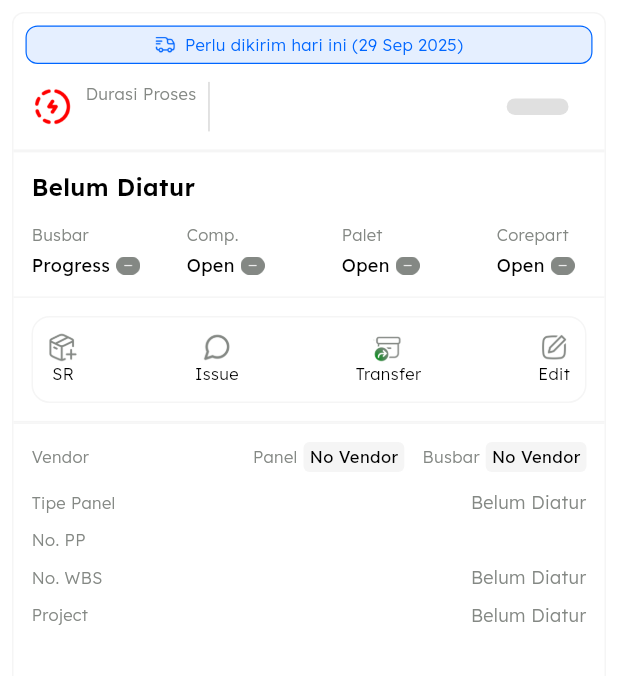
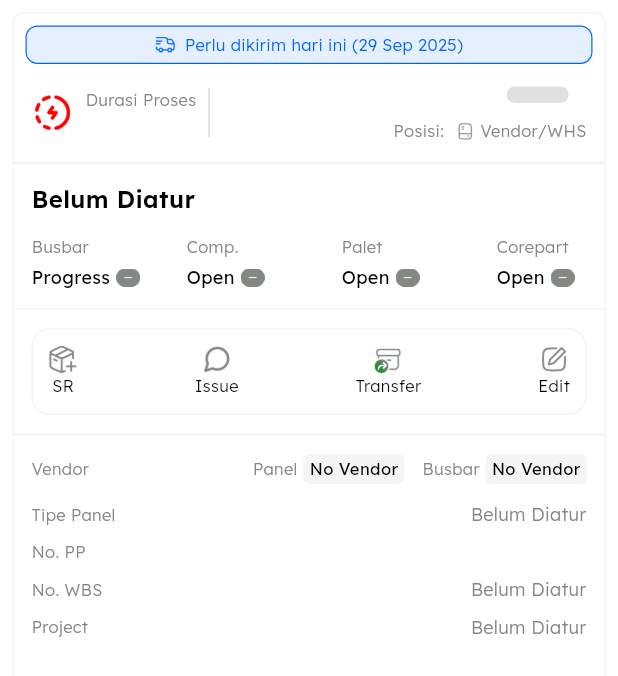
Before and after one commit to secappproject/sec_panel, a Flutter app: the PanelProgressCard widget shown alone on an empty page, opened directly with empty values, on a phone screen of 412 x 824 dp. Shown: the top 676 px of the screen. Run offline on Flutter 3.47's test engine with Material 3 defaults, Android fonts, the phone set to English and light mode, and no system bars; our stand-ins replace file_picker, firebase_core, firebase_messaging, fl_chart, permission_handler, photo_view and 3 more; missing offline and left inert: excel, file_saver, rich_text_controller; accounts and stored records are empty; network calls fail.

Commit message:
revisi panel

```diff
--- a/lib/components/panel/card/panel_progress_card.dart
+++ b/lib/components/panel/card/panel_progress_card.dart
@@ -31,6 +31,8 @@ class AlertInfo {
 
 class PanelProgressCard extends StatelessWidget {
   final AppRole currentUserRole;
+  final String? statusPenyelesaian;
+  final String? productionSlot;
   final String duration;
   final DateTime? targetDelivery;
   final double progress;
@@ -62,6 +64,8 @@ class PanelProgressCard extends StatelessWidget {
   const PanelProgressCard({
     super.key,
     required this.currentUserRole,
+    this.statusPenyelesaian,
+    this.productionSlot,
     required this.duration,
     required this.targetDelivery,
     required this.progress,
@@ -283,7 +287,54 @@ class PanelProgressCard extends StatelessWidget {
       ),
     );
   }
+  Widget _buildPanelPosition() {
+    // Tentukan status default jika null atau kosong
+    final status = statusPenyelesaian ?? 'VendorWarehouse';
+    String positionText;
+    String iconPath;
 
+    switch (status) {
+      case 'Production':
+        // Jika di produksi, tampilkan juga nomor slotnya
+        positionText = 'Production (${productionSlot ?? 'N/A'})';
+        iconPath = 'assets/images/production.png';
+        break;
+      case 'FAT':
+        positionText = 'FAT';
+        iconPath = 'assets/images/fat.png';
+        break;
+      case 'Done':
+        positionText = 'Done';
+        iconPath = 'assets/images/done.png';
+        break;
+      case 'VendorWarehouse':
+      default:
+        // Gabungkan nama vendor dan warehouse
+        List<String> locations = [];
+        if (panelVendorName.isNotEmpty) locations.add(panelVendorName);
+        if (componentVendorName.isNotEmpty) locations.add(componentVendorName);
+
+        positionText = locations.isEmpty ? 'Vendor/WHS' : locations.join(' & ');
+        iconPath = 'assets/images/vendor.png';
+        break;
+    }
+
+    return Row(
+      children: [
+        Image.asset(iconPath, height: 12, color: AppColors.gray),
+        const SizedBox(width: 4),
+        Text(
+          positionText,
+          style: const TextStyle(
+            color: AppColors.gray,
+            fontWeight: FontWeight.w300,
+            fontSize: 11,
+          ),
+          overflow: TextOverflow.ellipsis,
+        ),
+      ],
+    );
+  }
   @override
   Widget build(BuildContext context) {
     final bool isTemporary = ppNumber.startsWith('TEMP_PP_');
@@ -401,6 +452,9 @@ class PanelProgressCard extends StatelessWidget {
                   Column(
                     crossAxisAlignment: CrossAxisAlignment.end,
                     children: [
+                      Column(
+                        crossAxisAlignment: CrossAxisAlignment.end,
+                        children: [
                           Row(
                             children: [
                               Container(
@@ -429,6 +483,23 @@ class PanelProgressCard extends StatelessWidget {
                                   fontWeight: FontWeight.w500,
                                   fontSize: 12,
                                 ),
+                              ),
+                            ],
+                          ),
+                          SizedBox(height: 8,),
+                      Row(
+                        mainAxisAlignment: MainAxisAlignment.spaceBetween,
+                        children: [
+                           const Text(
+                            "Posisi:",
+                            style: TextStyle(fontSize: 11, fontWeight: FontWeight.w300, color: AppColors.gray),
+                          ),
+                          SizedBox(width: 8,),
+                          Align(
+                            alignment: Alignment.centerRight,
+                            child: _buildPanelPosition(),
+                          ),
+                        ],
                       ),
                         ],
                       ),
--- a/lib/components/panel/transfer/transfer_panel_bottom_sheet.dart
+++ b/lib/components/panel/transfer/transfer_panel_bottom_sheet.dart
@@ -38,11 +38,18 @@ class _TransferPanelBottomSheetState extends State<TransferPanelBottomSheet> {
   List<ProductionSlot> _productionSlots = [];
   String? _selectedSlot;
 
+  // bool get _isVendorBranchDone {
+  //   final panel = _currentPanelData.panel;
+  //   return (panel.statusBusbarPcc ?? '') == 'Close' &&
+  //       (panel.statusBusbarMcc ?? '') == 'Close' &&
+  //       (panel.statusPalet ?? '') == 'Close' &&
+  //       (panel.statusCorepart ?? '') == 'Close' &&
+  //       panel.isClosed;
+  // }
+
   bool get _isVendorBranchDone {
     final panel = _currentPanelData.panel;
-    return (panel.statusBusbarPcc ?? '') == 'Close' &&
-        (panel.statusBusbarMcc ?? '') == 'Close' &&
-        (panel.statusPalet ?? '') == 'Close' &&
+    return (panel.statusPalet ?? '') == 'Close' &&
         (panel.statusCorepart ?? '') == 'Close' &&
         panel.isClosed;
   }
@@ -429,7 +436,7 @@ class _TransferPanelBottomSheetState extends State<TransferPanelBottomSheet> {
     // === PERBAIKAN 2: Logika untuk menampilkan label default "Vendor" ===
     final String vendorLabelSource = [
       _currentPanelData.panelVendorName,
-      _currentPanelData.busbarVendorNames,
+      // _currentPanelData.busbarVendorNames,
     ].where((e) => e.isNotEmpty).join(' & ');
     // Variabel ini akan digunakan untuk ditampilkan di UI
     final String displayVendorLabel = vendorLabelSource.isNotEmpty ? vendorLabelSource : 'Vendor';
@@ -669,7 +676,7 @@ Widget _buildConfirmProductionView() {
                 Row(
                   mainAxisAlignment: MainAxisAlignment.spaceBetween,
                   children: [
-                    _buildConfirmationStatusItem('Busbar'),
+                    // _buildConfirmationStatusItem('Busbar'),
                     _buildConfirmationStatusItem('Component'),
                     _buildConfirmationStatusItem('Palet'),
                     _buildConfirmationStatusItem('Corepart'),
--- a/lib/home.dart
+++ b/lib/home.dart
@@ -1337,7 +1337,7 @@ class HomeScreenState extends State<HomeScreen> with TickerProviderStateMixin {
             crossAxisCount: crossAxisCount,
             crossAxisSpacing: 16,
             mainAxisSpacing: 16,
-            mainAxisExtent: 444,
+            mainAxisExtent: 452,
           ),
           itemCount: panelsToDisplay.length,
           itemBuilder: (context, index) {
```
Lines whose indentation alone changed are shown as unchanged.
